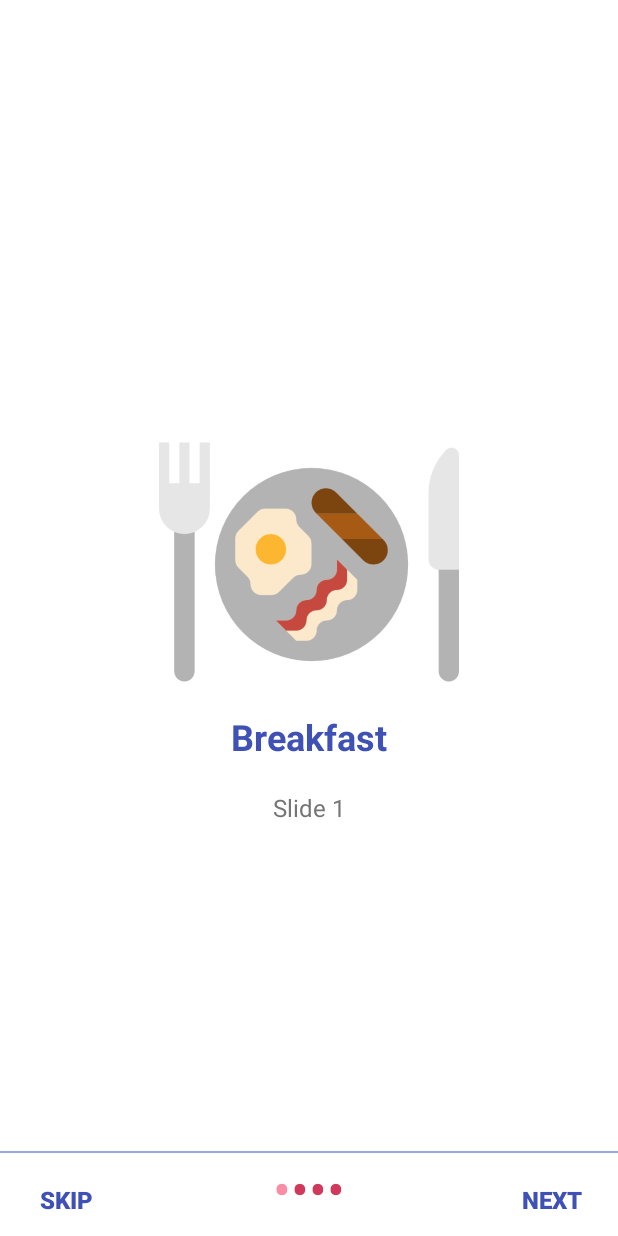
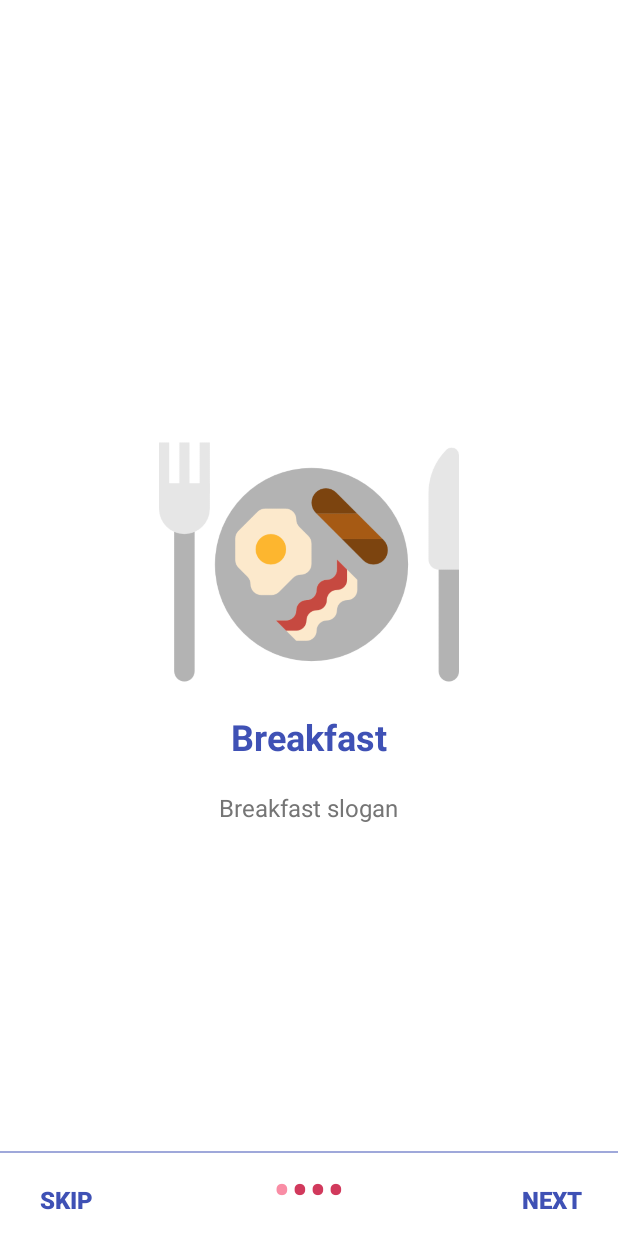
Before and after one commit to Akshay-Sawant/Catering-Services, an Android app: the screen it shows after launch (WelcomeActivity), on a phone screen of 412 x 824 dp. Run offline under Robolectric (Android 15) with nearby library versions, the light colour scheme and no system bars.

Commit message:
changes made in welcome_slide1.xml file

```diff
--- a/app/src/main/res/layout/welcome_slide1.xml
+++ b/app/src/main/res/layout/welcome_slide1.xml
@@ -33,12 +33,11 @@
             android:layout_marginTop="20dp"
             android:paddingLeft="@dimen/dp_40"
             android:paddingRight="@dimen/dp_40"
-            android:text="Slide 1"
+            android:text="Breakfast slogan"
             android:textAlignment="center"
             android:textColor="@color/grey"
             android:textSize="@dimen/sp_16" />
 
     </LinearLayout>
 
-
 </RelativeLayout>
```
